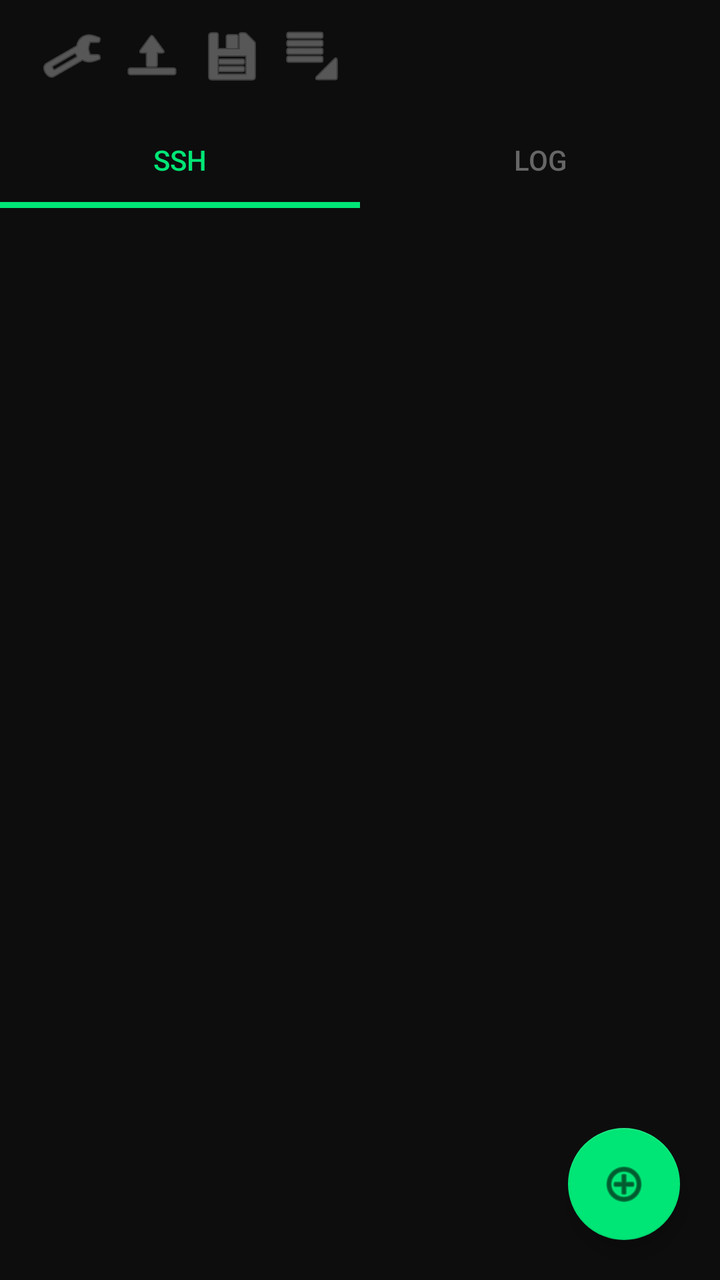
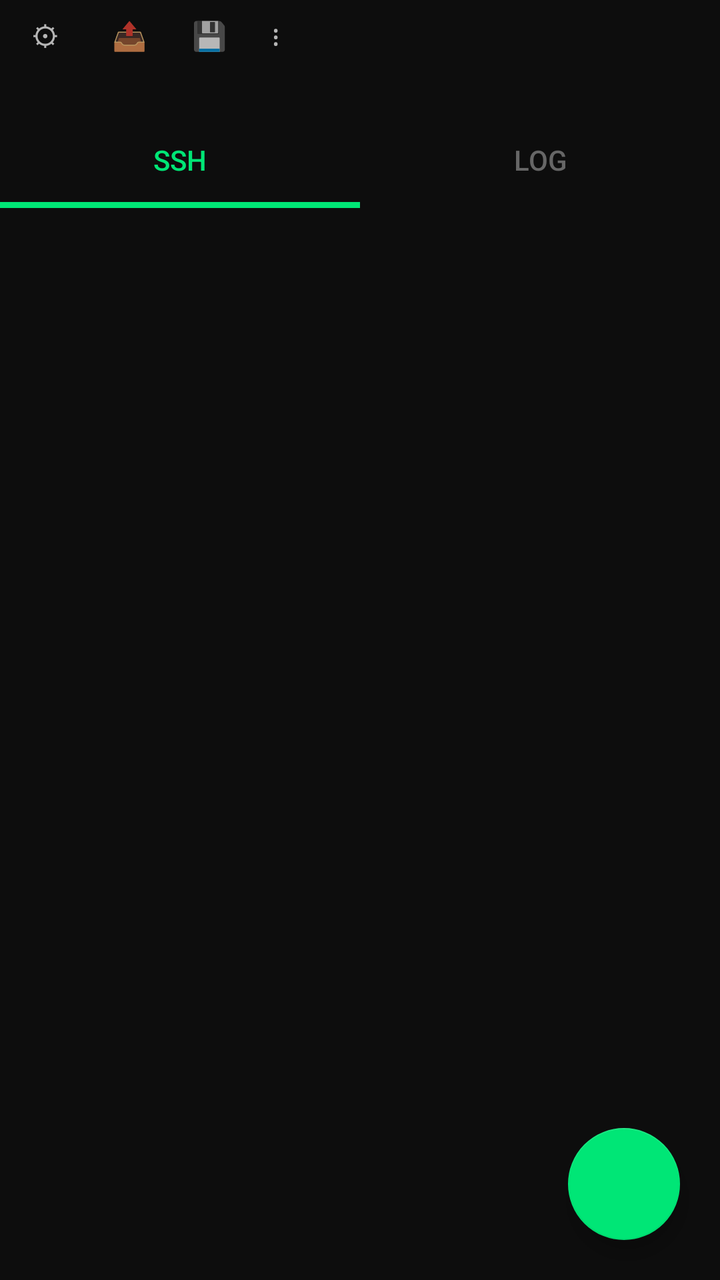

Before-and-after screenshots of an Android layout around one commit, followed by the original layout XML and the change that was made.
<!-- AndroidManifest.xml: application theme Theme.GhostVpn -->
<!-- res/layout/activity_main.xml -->
<?xml version="1.0" encoding="utf-8"?>
<androidx.coordinatorlayout.widget.CoordinatorLayout
    xmlns:android="http://schemas.android.com/apk/res/android"
    xmlns:app="http://schemas.android.com/apk/res-auto"
    android:layout_width="match_parent"
    android:layout_height="match_parent"
    android:background="@color/bg_dark">

    <com.google.android.material.appbar.AppBarLayout
        android:layout_width="match_parent"
        android:layout_height="wrap_content"
        android:background="@color/bg_dark"
        app:elevation="0dp">

        <androidx.appcompat.widget.Toolbar
            android:id="@+id/toolbar"
            android:layout_width="match_parent"
            android:layout_height="56dp"
            android:background="@color/bg_dark">

            <TextView
                android:layout_width="0dp"
                android:layout_height="wrap_content"
                android:layout_weight="1"
                android:text="GhostVpn"
                android:textColor="@color/green_accent"
                android:textSize="20sp"
                android:textStyle="bold" />

            <ImageButton
                android:id="@+id/btnSettings"
                android:layout_width="40dp"
                android:layout_height="40dp"
                android:background="?selectableItemBackgroundBorderless"
                android:src="@android:drawable/ic_menu_preferences"
                android:contentDescription="Ajustes"
                android:tint="@color/text_hint" />

            <ImageButton
                android:id="@+id/btnImport"
                android:layout_width="40dp"
                android:layout_height="40dp"
                android:background="?selectableItemBackgroundBorderless"
                android:src="@android:drawable/ic_menu_upload"
                android:contentDescription="Importar"
                android:tint="@color/text_hint" />

            <ImageButton
                android:id="@+id/btnExport"
                android:layout_width="40dp"
                android:layout_height="40dp"
                android:background="?selectableItemBackgroundBorderless"
                android:src="@android:drawable/ic_menu_save"
                android:contentDescription="Exportar"
                android:tint="@color/text_hint" />

            <ImageButton
                android:id="@+id/btnOverflow"
                android:layout_width="40dp"
                android:layout_height="40dp"
                android:background="?selectableItemBackgroundBorderless"
                android:src="@android:drawable/ic_menu_moreoverflow"
                android:contentDescription="Menu"
                android:tint="@color/text_hint" />
        </androidx.appcompat.widget.Toolbar>

        <com.google.android.material.tabs.TabLayout
            android:id="@+id/tabLayout"
            android:layout_width="match_parent"
            android:layout_height="48dp"
            android:background="@color/bg_dark"
            app:tabIndicatorColor="@color/green_accent"
            app:tabIndicatorHeight="3dp"
            app:tabSelectedTextColor="@color/green_accent"
            app:tabTextColor="#666666"
            app:tabMode="fixed"
            app:tabGravity="fill">

            <com.google.android.material.tabs.TabItem
                android:layout_width="wrap_content"
                android:layout_height="match_parent"
                android:text="SSH" />

            <com.google.android.material.tabs.TabItem
                android:layout_width="wrap_content"
                android:layout_height="match_parent"
                android:text="LOG" />
        </com.google.android.material.tabs.TabLayout>
    </com.google.android.material.appbar.AppBarLayout>

    <androidx.viewpager.widget.ViewPager
        android:id="@+id/viewPager"
        android:layout_width="match_parent"
        android:layout_height="match_parent"
        app:layout_behavior="@string/appbar_scrolling_view_behavior" />

    <com.google.android.material.floatingactionbutton.FloatingActionButton
        android:id="@+id/fabImport"
        android:layout_width="56dp"
        android:layout_height="56dp"
        android:layout_gravity="bottom|end"
        android:layout_margin="20dp"
        android:src="@android:drawable/ic_menu_add"
        app:backgroundTint="@color/green_accent"
        app:tint="#000000"
        app:fabSize="normal" />

</androidx.coordinatorlayout.widget.CoordinatorLayout>
<!-- resources referenced by this layout -->
<resources>
  <color name="bg_dark">#0d0d0d</color>
  <color name="green_accent">#00e676</color>
  <color name="text_hint">#888888</color>
  <style name="Theme.GhostVpn" parent="Theme.AppCompat.NoActionBar">
          <item name="android:windowFullscreen">true</item>
          <item name="android:windowNoTitle">true</item>
          <item name="android:statusBarColor">#0d0d0d</item>
          <item name="android:navigationBarColor">#0d0d0d</item>
          <item name="colorPrimary">#00e676</item>
          <item name="colorPrimaryDark">#0d0d0d</item>
          <item name="colorAccent">#00e676</item>
          <item name="android:windowBackground">#0d0d0d</item>
      </style>
</resources>

<!-- the commit's change to res/layout/activity_main.xml (unified diff, before → after) -->
@@ -27,40 +27,36 @@
                 android:textSize="20sp"
                 android:textStyle="bold" />
 
-            <ImageButton
+            <TextView
                 android:id="@+id/btnSettings"
                 android:layout_width="40dp"
                 android:layout_height="40dp"
                 android:background="?selectableItemBackgroundBorderless"
-                android:src="@android:drawable/ic_menu_preferences"
-                android:contentDescription="Ajustes"
+                android:text="⚙"
                 android:tint="@color/text_hint" />
 
-            <ImageButton
+            <TextView
                 android:id="@+id/btnImport"
                 android:layout_width="40dp"
                 android:layout_height="40dp"
                 android:background="?selectableItemBackgroundBorderless"
-                android:src="@android:drawable/ic_menu_upload"
-                android:contentDescription="Importar"
+                android:text="📤"
                 android:tint="@color/text_hint" />
 
-            <ImageButton
+            <TextView
                 android:id="@+id/btnExport"
                 android:layout_width="40dp"
                 android:layout_height="40dp"
                 android:background="?selectableItemBackgroundBorderless"
-                android:src="@android:drawable/ic_menu_save"
-                android:contentDescription="Exportar"
+                android:text="💾"
                 android:tint="@color/text_hint" />
 
-            <ImageButton
+            <TextView
                 android:id="@+id/btnOverflow"
                 android:layout_width="40dp"
                 android:layout_height="40dp"
                 android:background="?selectableItemBackgroundBorderless"
-                android:src="@android:drawable/ic_menu_moreoverflow"
-                android:contentDescription="Menu"
+                android:text="⋮"
                 android:tint="@color/text_hint" />
         </androidx.appcompat.widget.Toolbar>
 
@@ -100,7 +96,7 @@
         android:layout_height="56dp"
         android:layout_gravity="bottom|end"
         android:layout_margin="20dp"
-        android:src="@android:drawable/ic_menu_add"
+        android:text="+"
         app:backgroundTint="@color/green_accent"
         app:tint="#000000"
         app:fabSize="normal" />
